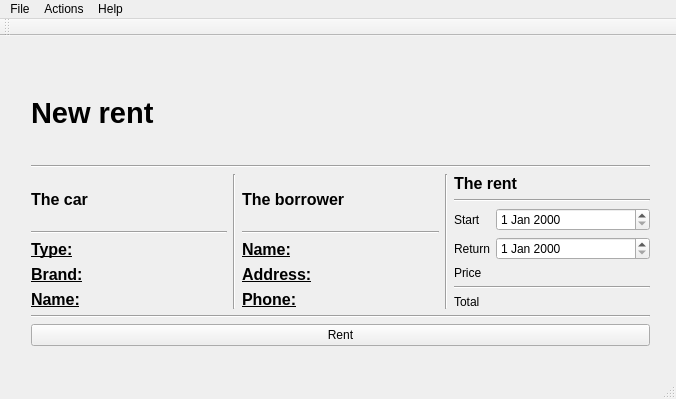
lolopasdugato/AvisOmatiCQt, file mainwindow.ui: the form before one commit.
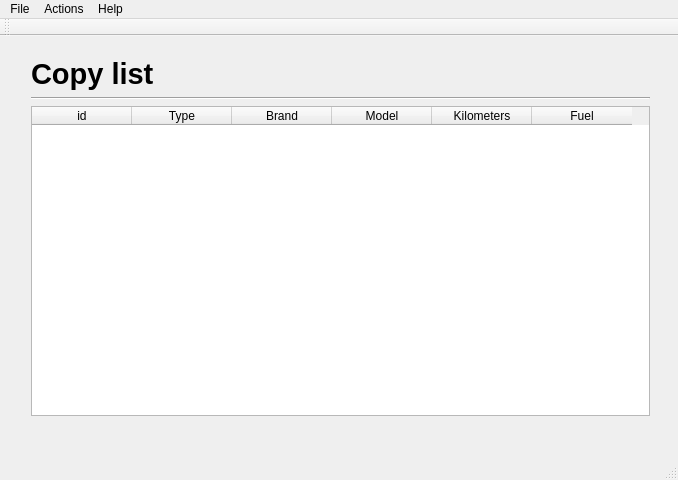
The form after the commit. The open tabs and pages were chosen to show the change.

The edit to the form file:
```diff
--- a/mainwindow.ui
+++ b/mainwindow.ui
@@ -6,8 +6,8 @@
    <rect>
     <x>0</x>
     <y>0</y>
-    <width>676</width>
-    <height>399</height>
+    <width>678</width>
+    <height>480</height>
    </rect>
   </property>
   <property name="windowTitle">
@@ -20,7 +20,7 @@
       <x>10</x>
       <y>10</y>
       <width>661</width>
-      <height>321</height>
+      <height>391</height>
      </rect>
     </property>
     <property name="currentIndex">
@@ -468,7 +468,7 @@
         <x>10</x>
         <y>10</y>
         <width>641</width>
-        <height>301</height>
+        <height>381</height>
        </rect>
       </property>
       <layout class="QVBoxLayout" name="verticalLayout">
@@ -883,6 +883,87 @@
       </layout>
      </widget>
     </widget>
+    <widget class="QWidget" name="pageListCopy">
+     <widget class="QWidget" name="verticalLayoutWidget_5">
+      <property name="geometry">
+       <rect>
+        <x>10</x>
+        <y>0</y>
+        <width>641</width>
+        <height>381</height>
+       </rect>
+      </property>
+      <layout class="QVBoxLayout" name="layoutNewBorrower_5">
+       <item>
+        <widget class="QLabel" name="label_38">
+         <property name="font">
+          <font>
+           <pointsize>22</pointsize>
+           <weight>75</weight>
+           <bold>true</bold>
+          </font>
+         </property>
+         <property name="text">
+          <string>Copy list</string>
+         </property>
+        </widget>
+       </item>
+       <item>
+        <widget class="Line" name="line_15">
+         <property name="orientation">
+          <enum>Qt::Horizontal</enum>
+         </property>
+        </widget>
+       </item>
+       <item>
+        <widget class="QTableWidget" name="tableWidget_2">
+         <property name="enabled">
+          <bool>true</bool>
+         </property>
+         <property name="columnCount">
+          <number>6</number>
+         </property>
+         <attribute name="horizontalHeaderCascadingSectionResizes">
+          <bool>false</bool>
+         </attribute>
+         <attribute name="verticalHeaderShowSortIndicator" stdset="0">
+          <bool>false</bool>
+         </attribute>
+         <column>
+          <property name="text">
+           <string>id</string>
+          </property>
+         </column>
+         <column>
+          <property name="text">
+           <string>Type</string>
+          </property>
+         </column>
+         <column>
+          <property name="text">
+           <string>Brand</string>
+          </property>
+         </column>
+         <column>
+          <property name="text">
+           <string>Model</string>
+          </property>
+         </column>
+         <column>
+          <property name="text">
+           <string>Kilometers</string>
+          </property>
+         </column>
+         <column>
+          <property name="text">
+           <string>Fuel</string>
+          </property>
+         </column>
+        </widget>
+       </item>
+      </layout>
+     </widget>
+    </widget>
    </widget>
   </widget>
   <widget class="QMenuBar" name="menuBar">
@@ -890,7 +971,7 @@
     <rect>
      <x>0</x>
      <y>0</y>
-     <width>676</width>
+     <width>678</width>
      <height>29</height>
     </rect>
    </property>
```
Left out of the diff: 137 changed lines with no effect on the pictures.
